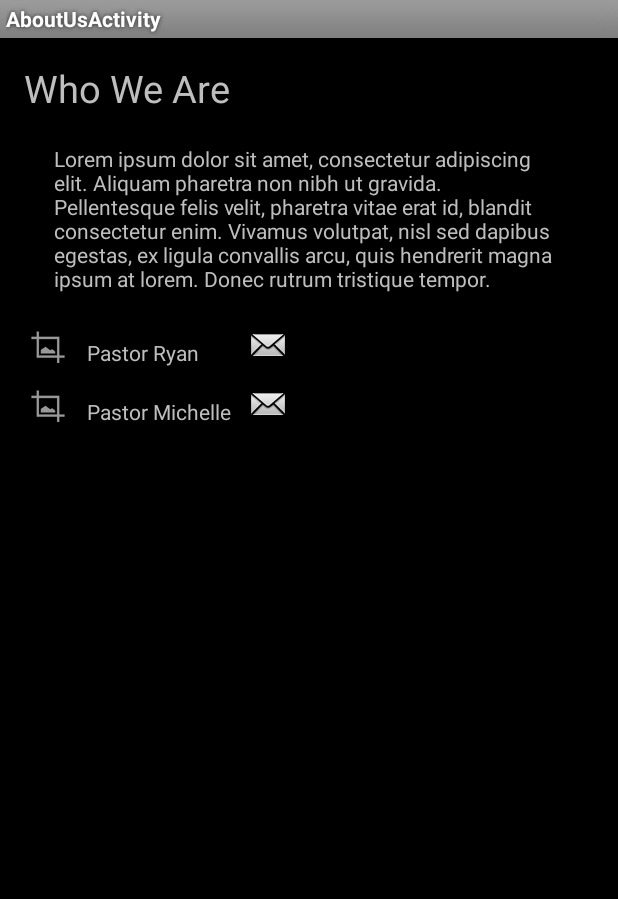
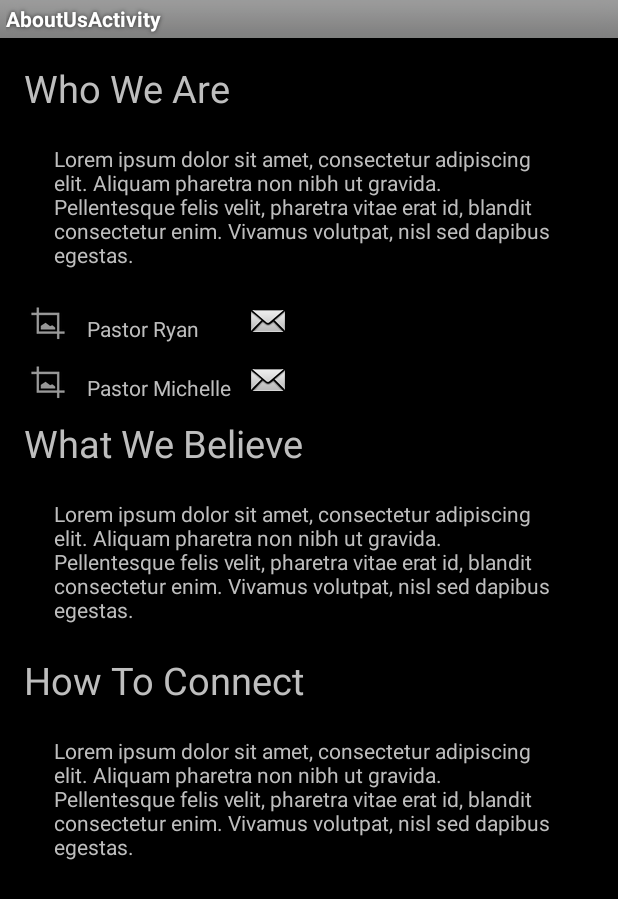
Before and after one commit to ajohnsonRH/YouthGroupApplication, an Android app: the screen it shows after launch (AboutUsActivity), on a phone screen of 412 x 824 dp. Shown: the top 899 px of the screen. Run offline under Robolectric (Android 15) with nearby library versions, the phone set to English and light mode, and no system bars.

Commit message:
Completed About us page
Listeners are in place, fake text fields and pastor contacts are in
place

```diff
--- a/ChurchApplication/app/src/main/res/layout/activity_about_us.xml
+++ b/ChurchApplication/app/src/main/res/layout/activity_about_us.xml
@@ -24,6 +24,7 @@
         android:padding="20dp" />
 
     <TableLayout
+        android:id="@+id/contact_table"
         android:layout_width="match_parent"
         android:layout_height="wrap_content"
         android:layout_below="@+id/about_us">
@@ -34,7 +35,7 @@
 
             <TextView android:text="@string/pastorRyan" android:padding="10dp"/>
 
-            <ImageButton android:background="@android:drawable/sym_action_email" />
+            <ImageButton android:background="@android:drawable/sym_action_email" android:id="@+id/contact_Pastor_Ryan_Button"/>
         </TableRow>
 
         <TableRow>
@@ -43,9 +44,39 @@
 
             <TextView android:text="@string/pastorMichelle" android:padding="10dp" />
 
-            <ImageButton android:background="@android:drawable/sym_action_email" />
+            <ImageButton android:background="@android:drawable/sym_action_email" android:id="@+id/contact_Pastor_Michelle_Button"/>
         </TableRow>
     </TableLayout>
+    <TextView
+        android:id="@+id/what_we_believe_title"
+        android:layout_below="@+id/contact_table"
+        android:text="@string/what_we_believe_title_text"
+        android:textSize="25sp"
+        android:layout_width="wrap_content"
+        android:layout_height="wrap_content" />
+
+    <TextView
+        android:id="@+id/what_we_believe_paragraph"
+        android:text="@string/what_we_believe_paragraph"
+        android:layout_below="@id/what_we_believe_title"
+        android:layout_width="wrap_content"
+        android:layout_height="wrap_content"
+        android:padding="20dp" />
+    <TextView
+        android:id="@+id/how_to_connect_title"
+        android:layout_below="@+id/what_we_believe_paragraph"
+        android:text="@string/how_to_connect_title_text"
+        android:textSize="25sp"
+        android:layout_width="wrap_content"
+        android:layout_height="wrap_content" />
+
+    <TextView
+        android:id="@+id/how_to_connect_paragraph"
+        android:text="@string/how_to_connect_text"
+        android:layout_below="@id/how_to_connect_title"
+        android:layout_width="wrap_content"
+        android:layout_height="wrap_content"
+        android:padding="20dp" />
     <!---->
     <!--<ImageView-->
     <!--android:id="@+id/about_us_image"-->
@@ -54,4 +85,5 @@
     <!--android:background="@drawable/youth_group"/>-->
 
 
+
 </RelativeLayout>
--- a/ChurchApplication/app/src/main/res/values/strings.xml
+++ b/ChurchApplication/app/src/main/res/values/strings.xml
@@ -6,9 +6,14 @@
     <string name="title_activity_about_us">AboutUsActivity</string>
 
     <string name="about_us_paragraph">Lorem ipsum dolor sit amet, consectetur adipiscing elit. Aliquam pharetra non nibh ut gravida. Pellentesque felis velit, pharetra vitae erat id,
-        blandit consectetur enim. Vivamus volutpat, nisl sed dapibus egestas, ex ligula convallis arcu, quis hendrerit magna ipsum at lorem. Donec rutrum tristique tempor.</string>
+        blandit consectetur enim. Vivamus volutpat, nisl sed dapibus egestas.</string>
     <string name="aboutUsTitle">Who We Are</string>
     <string name="pastorRyan">Pastor Ryan</string>
     <string name="pastorMichelle">Pastor Michelle</string>
-
+    <string name="what_we_believe_paragraph">Lorem ipsum dolor sit amet, consectetur adipiscing elit. Aliquam pharetra non nibh ut gravida. Pellentesque felis velit, pharetra vitae erat id,
+        blandit consectetur enim. Vivamus volutpat, nisl sed dapibus egestas.</string>
+    <string name="what_we_believe_title_text">What We Believe</string>
+    <string name="how_to_connect_title_text">How To Connect</string>
+    <string name="how_to_connect_text">Lorem ipsum dolor sit amet, consectetur adipiscing elit. Aliquam pharetra non nibh ut gravida. Pellentesque felis velit, pharetra vitae erat id,
+        blandit consectetur enim. Vivamus volutpat, nisl sed dapibus egestas.</string>
 </resources>
```
Also changed, not shown: ChurchApplication/app/src/main/java/church_application/rose_hulman/edu/churchapplication/AboutUsActivity.java (+14 -22 lines).
